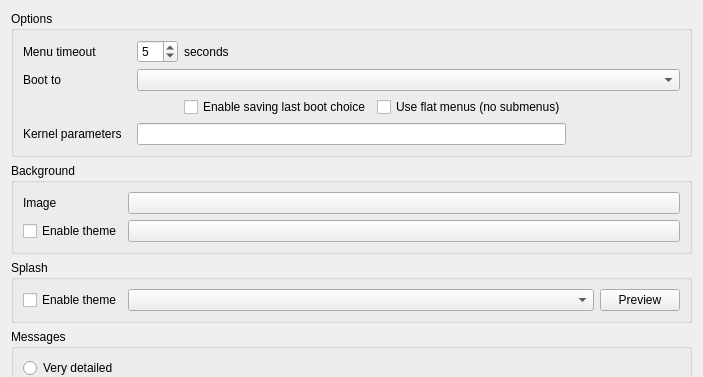
Above: mainwindow.ui from AdrianTM/mx-boot-options before the change; both pictures show x 0 to 703 and y 0 to 377 of the 703 by 609 pixel window. Below: the same form after it.
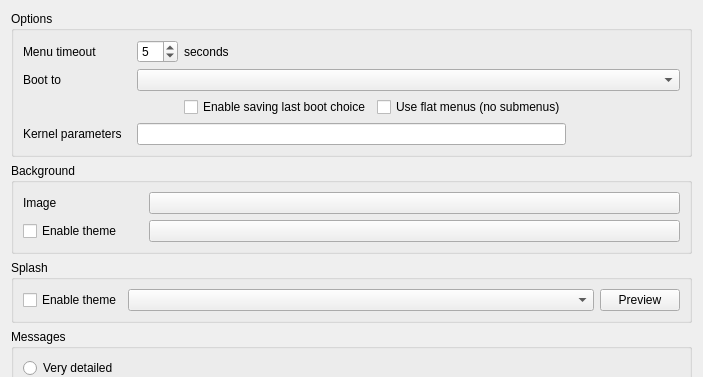
That is the form after the change. Icons and pictures are not drawn.

```diff
--- a/mainwindow.ui
+++ b/mainwindow.ui
@@ -133,20 +133,26 @@
       <item row="0" column="0">
        <widget class="QLabel" name="label_bg_image">
         <property name="sizePolicy">
-         <sizepolicy hsizetype="Minimum" vsizetype="Preferred">
+         <sizepolicy hsizetype="Preferred" vsizetype="Preferred">
           <horstretch>0</horstretch>
           <verstretch>0</verstretch>
          </sizepolicy>
         </property>
+        <property name="minimumSize">
+         <size>
+          <width>120</width>
+          <height>0</height>
+         </size>
+        </property>
         <property name="text">
          <string>Image</string>
         </property>
        </widget>
       </item>
-      <item row="2" column="0">
+      <item row="1" column="0">
        <widget class="QCheckBox" name="cb_grub_theme">
         <property name="sizePolicy">
-         <sizepolicy hsizetype="Fixed" vsizetype="Fixed">
+         <sizepolicy hsizetype="Preferred" vsizetype="Fixed">
           <horstretch>0</horstretch>
           <verstretch>0</verstretch>
          </sizepolicy>
@@ -156,20 +162,10 @@
         </property>
        </widget>
       </item>
-      <item row="2" column="1" colspan="2">
-       <widget class="QPushButton" name="btn_theme_file">
-        <property name="text">
-         <string/>
-        </property>
-        <property name="autoDefault">
-         <bool>false</bool>
-        </property>
-       </widget>
-      </item>
       <item row="0" column="1" colspan="2">
        <widget class="QPushButton" name="btn_bg_file">
         <property name="sizePolicy">
-         <sizepolicy hsizetype="Preferred" vsizetype="Fixed">
+         <sizepolicy hsizetype="Expanding" vsizetype="Fixed">
           <horstretch>0</horstretch>
           <verstretch>0</verstretch>
          </sizepolicy>
@@ -182,6 +178,54 @@
         </property>
        </widget>
       </item>
+      <item row="1" column="1" colspan="2">
+       <widget class="QPushButton" name="btn_theme_file">
+        <property name="sizePolicy">
+         <sizepolicy hsizetype="Expanding" vsizetype="Fixed">
+          <horstretch>0</horstretch>
+          <verstretch>0</verstretch>
+         </sizepolicy>
+        </property>
+        <property name="text">
+         <string notr="true"/>
+        </property>
+        <property name="autoDefault">
+         <bool>false</bool>
+        </property>
+       </widget>
+      </item>
+      <item row="2" column="1">
+       <spacer name="horizontalSpacer">
+        <property name="orientation">
+         <enum>Qt::Horizontal</enum>
+        </property>
+        <property name="sizeType">
+         <enum>QSizePolicy::Expanding</enum>
+        </property>
+        <property name="sizeHint" stdset="0">
+         <size>
+          <width>40</width>
+          <height>0</height>
+         </size>
+        </property>
+       </spacer>
+      </item>
+      <item row="2" column="0">
+       <spacer name="horizontalSpacer_2">
+        <property name="orientation">
+         <enum>Qt::Horizontal</enum>
+        </property>
+        <property name="sizeType">
+         <enum>QSizePolicy::Preferred</enum>
+        </property>
+        <property name="sizeHint" stdset="0">
+         <size>
+          <width>40</width>
+          <height>0</height>
+         </size>
+        </property>
+       </spacer>
+      </item>
      </layout>
     </widget>
    </item>
```
Left out of the diff: 17 changed lines with no effect on the pictures.
